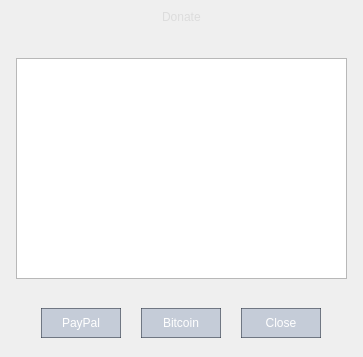
The window that app/donate.ui (CineEncoder/cine-encoder) describes before a commit, drawn with Qt 5.
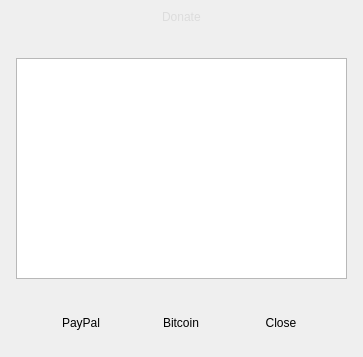
The same window after the commit. Icons and pictures are not drawn.

The edit to the form file:
```diff
--- a/app/donate.ui
+++ b/app/donate.ui
@@ -316,30 +316,15 @@
               <height>30</height>
              </size>
             </property>
-            <property name="font">
-             <font>
-              <pointsize>9</pointsize>
-             </font>
-            </property>
-            <property name="styleSheet">
-             <string notr="true">QPushButton {
-	color: rgb(255, 255, 255);
-	border: 1px solid rgba(52, 59, 72, 150);
-	border-radius: 0px;	
-	background-color: rgba(25, 59, 120, 50);
-}
-QPushButton:hover {
-	background-color: rgb(57, 65, 80);
-	border: 1px solid rgb(61, 70, 86);
-}
-QPushButton:pressed {	
-	background-color: rgb(35, 40, 49);
-	border: 1px solid rgb(43, 50, 61);
-}</string>
-            </property>
             <property name="text">
              <string>PayPal</string>
             </property>
+            <property name="autoDefault">
+             <bool>false</bool>
+            </property>
+            <property name="flat">
+             <bool>true</bool>
+            </property>
            </widget>
            <widget class="QPushButton" name="toolButton_8">
             <property name="enabled">
@@ -365,30 +350,15 @@
               <height>30</height>
              </size>
             </property>
-            <property name="font">
-             <font>
-              <pointsize>9</pointsize>
-             </font>
-            </property>
-            <property name="styleSheet">
-             <string notr="true">QPushButton {
-	color: rgb(255, 255, 255);
-	border: 1px solid rgba(52, 59, 72, 150);
-	border-radius: 0px;	
-	background-color: rgba(25, 59, 120, 50);
-}
-QPushButton:hover {
-	background-color: rgb(57, 65, 80);
-	border: 1px solid rgb(61, 70, 86);
-}
-QPushButton:pressed {	
-	background-color: rgb(35, 40, 49);
-	border: 1px solid rgb(43, 50, 61);
-}</string>
-            </property>
             <property name="text">
              <string>Bitcoin</string>
             </property>
+            <property name="autoDefault">
+             <bool>false</bool>
+            </property>
+            <property name="flat">
+             <bool>true</bool>
+            </property>
            </widget>
            <widget class="QPushButton" name="toolButton_6">
             <property name="enabled">
@@ -414,30 +384,15 @@
               <height>30</height>
              </size>
             </property>
-            <property name="font">
-             <font>
-              <pointsize>9</pointsize>
-             </font>
-            </property>
-            <property name="styleSheet">
-             <string notr="true">QPushButton {
-	color: rgb(255, 255, 255);
-	border: 1px solid rgba(52, 59, 72, 150);
-	border-radius: 0px;	
-	background-color: rgba(25, 59, 120, 50);
-}
-QPushButton:hover {
-	background-color: rgb(57, 65, 80);
-	border: 1px solid rgb(61, 70, 86);
-}
-QPushButton:pressed {	
-	background-color: rgb(35, 40, 49);
-	border: 1px solid rgb(43, 50, 61);
-}</string>
-            </property>
             <property name="text">
              <string>Close</string>
             </property>
+            <property name="autoDefault">
+             <bool>false</bool>
+            </property>
+            <property name="flat">
+             <bool>true</bool>
+            </property>
            </widget>
            <widget class="QTextBrowser" name="textBrowser">
             <property name="geometry">
```
Left out of the diff: 12 changed lines with no effect on the pictures.
